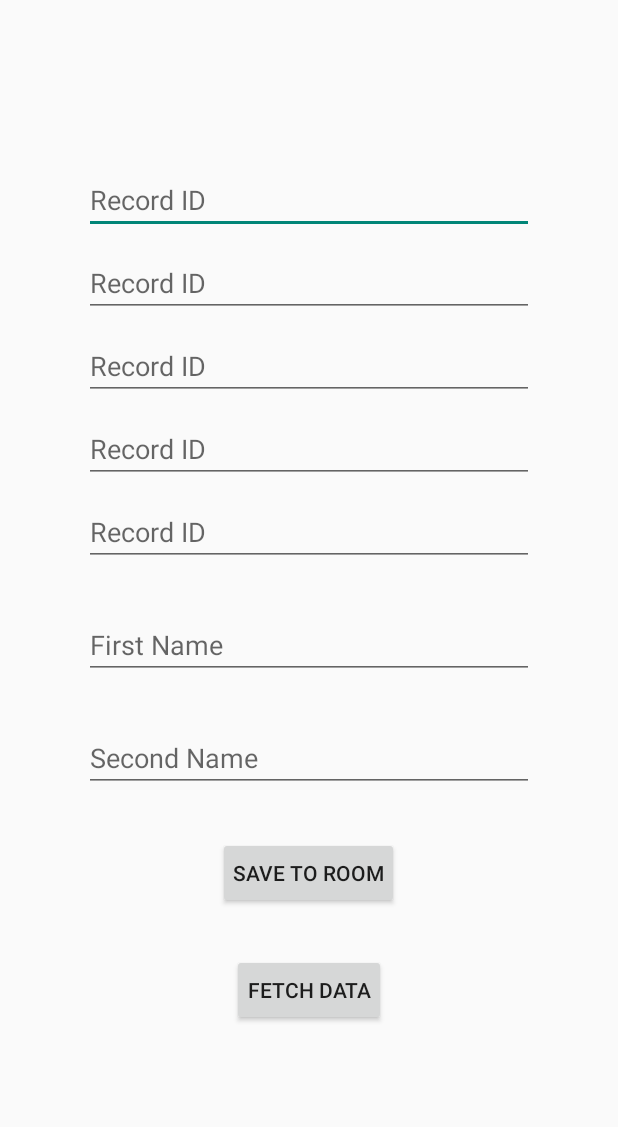
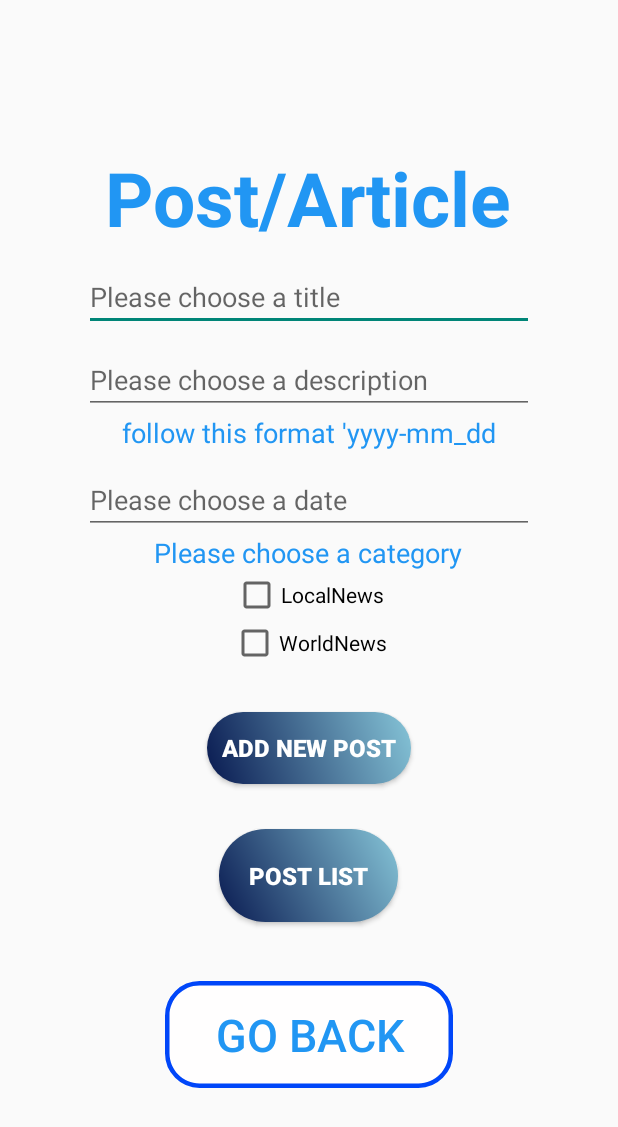
Before and after one commit to Ahmedbenabdallah29435/AndroidProjetRealEstate, an Android app: the test screen opened directly, with no data from a screen before it, on a phone screen of 412 x 824 dp. Shown: the top 1127 px of the screen. Run offline under Robolectric (Android 15) with nearby library versions, the phone set to English and light mode, and no system bars; our stand-ins replace Room's generated code; 1 statement that could not run was skipped.

Commit message:
update Design Post

```diff
--- a/app/src/main/java/com/example/androidrealestateproject/ServiceChoice.java
+++ b/app/src/main/java/com/example/androidrealestateproject/ServiceChoice.java
@@ -45,7 +45,7 @@ public class ServiceChoice extends AppCompatActivity {
                 startActivity(intent);
             }
         });
-        btnHouseCleaning.setOnClickListener(new View.OnClickListener() {
+        btnGarden.setOnClickListener(new View.OnClickListener() {
             @Override
             public void onClick(View view) {
                 sessionManagement.setServiceChoiceSession(ServiceCategory.RENTAL.toString());
@@ -53,11 +53,11 @@ public class ServiceChoice extends AppCompatActivity {
                 startActivity(intent);
             }
         });
-        btnGarden.setOnClickListener(new View.OnClickListener() {
+        btnHouseCleaning.setOnClickListener(new View.OnClickListener() {
             @Override
             public void onClick(View view) {
                 sessionManagement.setServiceChoiceSession(ServiceCategory.CONSTRUCTOR.toString());
-                Intent intent = new Intent(ServiceChoice.this, ServiceChoice.class);
+                Intent intent = new Intent(ServiceChoice.this, ListPlan.class);
                 startActivity(intent);
             }
         });
--- a/app/src/main/java/com/example/androidrealestateproject/ServiceProviderSignUpPage.java
+++ b/app/src/main/java/com/example/androidrealestateproject/ServiceProviderSignUpPage.java
@@ -51,7 +51,7 @@ public class ServiceProviderSignUpPage extends AppCompatActivity {
                 "10 - 20", "20 - 30", "30 - 40","Other"
         };
         service=findViewById(R.id.service);
-        price=findViewById(R.id.price);
+        price=findViewById(R.id.price1);
         ArrayAdapter<String> adapter = new ArrayAdapter<String>(this,
                 android.R.layout.simple_spinner_item, arraySpinner);
         adapter.setDropDownViewResource(android.R.layout.simple_spinner_dropdown_item);
--- a/app/src/main/java/com/example/androidrealestateproject/dao/PostDao.java
+++ b/app/src/main/java/com/example/androidrealestateproject/dao/PostDao.java
@@ -18,7 +18,8 @@ public interface PostDao {
 
     @Query("SELECT EXISTS(SELECT * FROM Post WHERE postid = :postId)")
     Boolean is_exist(int postId);
-
+    @Query("SELECT EXISTS(SELECT * FROM Post WHERE title = :postId)")
+    Boolean is_exist2(String postId);
 
     @Query("SELECT * FROM Post")
     List<Post> getallposts();
--- a/app/src/main/java/com/example/androidrealestateproject/database/TechMasterDataBase.java
+++ b/app/src/main/java/com/example/androidrealestateproject/database/TechMasterDataBase.java
@@ -7,17 +7,19 @@ import androidx.room.Room;
 import androidx.room.RoomDatabase;
 
 import com.example.androidrealestateproject.dao.MeetDAO;
+import com.example.androidrealestateproject.dao.PlanDAO;
 import com.example.androidrealestateproject.dao.PostDao;
 import com.example.androidrealestateproject.dao.ReviewDAO;
 import com.example.androidrealestateproject.dao.UserDAO;
 import com.example.androidrealestateproject.dao.UserServiceProviderDAO;
 import com.example.androidrealestateproject.entity.Meet;
+import com.example.androidrealestateproject.entity.Plan;
 import com.example.androidrealestateproject.entity.Review;
 import com.example.androidrealestateproject.entity.User;
 import com.example.androidrealestateproject.entity.UserServiceProvider;
 import com.example.androidrealestateproject.entity.Post;
 
-@Database(entities = {User.class, UserServiceProvider.class, Review.class, Meet.class ,Post.class},version = 4, exportSchema = false)
+@Database(entities = {User.class, UserServiceProvider.class, Review.class, Meet.class ,Post.class, Plan.class},version = 5, exportSchema = false)
 
 public abstract class TechMasterDataBase extends RoomDatabase {
     public abstract UserDAO userDAO();
@@ -26,6 +28,7 @@ public abstract class TechMasterDataBase extends RoomDatabase {
     public abstract PostDao postDAO();
     public abstract ReviewDAO reviewDAO();
     public abstract UserServiceProviderDAO userServiceProviderDAO();
+    public abstract PlanDAO planDAO();
     private static final String dbName="TechMaster";
     private static TechMasterDataBase techMasterDataBase;
     public static synchronized TechMasterDataBase getRightCleanerDataBase(Context context){
@@ -39,4 +42,5 @@ public abstract class TechMasterDataBase extends RoomDatabase {
         }
         return techMasterDataBase;
     }
+
 }
--- a/app/src/main/java/com/example/androidrealestateproject/test.java
+++ b/app/src/main/java/com/example/androidrealestateproject/test.java
@@ -2,8 +2,11 @@ package com.example.androidrealestateproject;
 
 import android.content.Intent;
 import android.os.Bundle;
+import android.text.TextUtils;
+import android.util.Log;
 import android.view.View;
 import android.widget.Button;
+import android.widget.CheckBox;
 import android.widget.EditText;
 import android.widget.TextView;
 
@@ -17,13 +20,16 @@ import com.example.androidrealestateproject.entity.Post;
 
 import java.time.LocalDate;
 import java.time.format.DateTimeFormatter;
+import java.time.format.DateTimeParseException;
 
 
 public class test extends AppCompatActivity
 {
-   EditText t1,t2,t3,t4,t5,t6,t;
+   EditText t1,t4,t5;
+   CheckBox t6 , t88;
    TextView lbl;
-   Button b1,b2;
+
+   Button b1,b2,b17;
     TechMasterDataBase app;
     @Override
     protected void onCreate(Bundle savedInstanceState) {
@@ -33,46 +39,65 @@ public class test extends AppCompatActivity
         setContentView(R.layout.test1);
 
         t1=findViewById(R.id.t1);
-        t2=findViewById(R.id.t2);
-        t3=findViewById(R.id.t3);
+
         t4=findViewById(R.id.t4);
         t5=findViewById(R.id.t5);
         t6=findViewById(R.id.t6);
-        t=findViewById(R.id.t);
-
+t88=findViewById(R.id.t88);
         b1=findViewById(R.id.b1);
         b2=findViewById(R.id.b2);
         lbl=findViewById(R.id.lbl);
-
+        b17=findViewById(R.id.b17);
          b1.setOnClickListener(new View.OnClickListener() {
              @Override
              public void onClick(View view) {
-                 String dateString = t5.getText().toString();
-                 DateTimeFormatter formatter = DateTimeFormatter.ofPattern("yyyy-MM-dd");
-                 LocalDate localDate = LocalDate.parse(dateString, formatter);
-                 // Assuming t6.getText().toString() contains a valid Category name
-                 String categoryString = t6.getText().toString();
-                 Category category = Category.valueOf(categoryString);
-                 //..
+                 // Récupérer les valeurs des champs
+                 String title = t1.getText().toString().trim();
+                 String dateString = t5.getText().toString().trim();
+                 String description = t4.getText().toString().trim();
+
+                 // Vérifier si les champs obligatoires sont vides
+                 if (TextUtils.isEmpty(title) || TextUtils.isEmpty(dateString) || TextUtils.isEmpty(description)) {
+                     // Afficher un message d'erreur ou effectuer une action appropriée
+                     lbl.setText("Veuillez remplir tous les champs obligatoires.");
+                     return;
+                 }
+
+                 // Continuer avec le reste du code si les champs obligatoires sont remplis
+
+                 // Vérifier si la date est au bon format
+                 try {
+                     DateTimeFormatter formatter = DateTimeFormatter.ofPattern("yyyy-MM-dd");
+                     LocalDate localDate = LocalDate.parse(dateString, formatter);
+                 } catch (DateTimeParseException e) {
+                     lbl.setText("Format de date incorrect. Utilisez le format yyyy-MM-dd.");
+                     return;
+                 }
+
+                 // Vérifier si le titre existe déjà dans la base de données
                  TechMasterDataBase db = Room.databaseBuilder(getApplicationContext(),
                          TechMasterDataBase.class, "TechMaster").allowMainThreadQueries().build();
                  PostDao postDao = db.postDAO();
-                 Boolean check=postDao.is_exist(Integer.parseInt(t1.getText().toString()));
-                 if(check==false) {
-                     postDao.insertrecord(new Post(t4.getText().toString(), localDate ,category,t1.getText().toString()));
+                 Boolean check = postDao.is_exist2(title);
+                 if (!check) {
+                     // Insérer le nouveau poste dans la base de données
+                     CheckBox selectedCheckBox = t6.isChecked() ? t6 : t88;
+                     String categoryString = selectedCheckBox.getText().toString();
+                     Category category = Category.valueOf(categoryString);
+                     DateTimeFormatter formatter = DateTimeFormatter.ofPattern("yyyy-MM-dd");
+                     LocalDate localDate = LocalDate.parse(dateString, formatter);
+                     postDao.insertrecord(new Post(title, localDate, category, description));
                      t1.setText("");
-                     t2.setText("");
-                     t3.setText("");
-                     lbl.setText("Inserted Successfully");
+                     lbl.setText("Inséré avec succès");
+                 } else {
+                     t1.setText("");
+                     lbl.setText("L'enregistrement existe déjà");
                  }
-                 else
-                 {
-                     t1.setText("");
-                     t2.setText("");
-                     t3.setText("");
-                     lbl.setText("Record is existing");
-                 }
+
+
+
              }
+
          });
 
          b2.setOnClickListener(new View.OnClickListener() {
@@ -82,6 +107,14 @@ public class test extends AppCompatActivity
              }
          });
 
+            b17.setOnClickListener(new View.OnClickListener() {
+                @Override
+                public void onClick(View view) {
+                    startActivity(new Intent(getApplicationContext(), ServiceChoice.class));
+                }
+            });
+
+
     }
 
 
--- /dev/null
+++ b/app/src/main/res/drawable/button_background.xml
@@ -0,0 +1,10 @@
+<?xml version="1.0" encoding="utf-8"?>
+<shape xmlns:android="http://schemas.android.com/apk/res/android"
+    android:shape="rectangle">
+    <corners android:radius="40dp" />
+    <gradient
+        android:angle="45"
+        android:endColor="#86C5D8"
+        android:startColor="#081950" />
+
+</shape>
--- a/app/src/main/res/layout/activity_service_provider_sign_up_page.xml
+++ b/app/src/main/res/layout/activity_service_provider_sign_up_page.xml
@@ -81,7 +81,7 @@
       app:layout_constraintTop_toBottomOf="@+id/emailService" />
 
   <Spinner
-      android:id="@+id/price"
+      android:id="@+id/price1"
       android:layout_width="211dp"
       android:layout_height="50dp"
       android:layout_marginTop="36dp"
--- a/app/src/main/res/layout/test1.xml
+++ b/app/src/main/res/layout/test1.xml
@@ -5,73 +5,101 @@
     android:layout_width="match_parent"
     android:layout_height="match_parent"
     android:orientation="vertical"
+
+
     android:gravity="center"
+
     tools:context=".test">
 
+    <TextView
+        android:id="@+id/textView13"
+        android:layout_width="wrap_content"
+        android:layout_height="wrap_content"
+        android:text="Post/Article"
+        android:textAlignment="center"
+        android:textColor="#2196F3"
+        android:textSize="50sp"
+        android:textStyle="bold" />
     <EditText
         android:layout_width="300dp"
         android:layout_height="wrap_content"
         android:layout_marginTop="10dp"
+
         android:id="@+id/t1"
-        android:hint="Record ID"/>
+        android:hint="Please choose a title"/>
 
     <EditText
         android:id="@+id/t4"
         android:layout_width="300dp"
         android:layout_height="wrap_content"
         android:layout_marginTop="10dp"
-        android:hint="Record ID" />
+        android:ems="10"
+        android:gravity="start|top"
+        android:inputType="textMultiLine"
+        android:hint="Please choose a description" />
+    <TextView
+        android:id="@+id/t5554"
+        android:layout_width="wrap_content"
+        android:layout_height="wrap_content"
+        android:text="follow this format 'yyyy-mm_dd"
 
+
+        android:textAlignment="center"
+        android:textColor="#2196F3"
+        android:textSize="18sp"
+        />
     <EditText
         android:id="@+id/t5"
         android:layout_width="300dp"
         android:layout_height="wrap_content"
         android:layout_marginTop="10dp"
-        android:hint="Record ID" />
+        android:hint="Please choose a date" />
+    <TextView
+        android:id="@+id/t555"
+        android:layout_width="wrap_content"
+        android:layout_height="wrap_content"
+        android:text="Please choose a category"
+        android:textAlignment="center"
+        android:textColor="#2196F3"
+        android:textSize="18sp"
+         />
+    <CheckBox
+        android:id="@+id/t6"
+        android:layout_width="wrap_content"
+        android:layout_height="wrap_content"
+        android:text="LocalNews" />
 
-    <EditText
-        android:id="@+id/t6"
-        android:layout_width="300dp"
+    <CheckBox
+        android:id="@+id/t88"
+        android:layout_width="wrap_content"
         android:layout_height="wrap_content"
-        android:layout_marginTop="10dp"
-        android:hint="Record ID" />
+        android:text="WorldNews" />
 
-    <EditText
-        android:id="@+id/t"
-        android:layout_width="300dp"
-        android:layout_height="wrap_content"
-        android:layout_marginTop="10dp"
-        android:hint="Record ID" />
 
-    <EditText
-        android:layout_width="300dp"
-        android:layout_height="wrap_content"
-        android:id="@+id/t2"
-        android:layout_marginTop="30dp"
-        android:hint="First Name"/>
-
-    <EditText
-        android:layout_width="300dp"
-        android:layout_height="wrap_content"
-        android:id="@+id/t3"
-        android:layout_marginTop="30dp"
-        android:hint="Second Name"/>
 
     <Button
+        android:id="@+id/b1"
         android:layout_width="wrap_content"
         android:layout_height="wrap_content"
-        android:text="Save to Room"
-        android:id="@+id/b1"
+        android:layout_marginTop="30dp"
+        android:background="@drawable/button_background"
         android:padding="10dp"
-        android:layout_marginTop="30dp"/>
+        android:text="Add new post"
+        android:textColor="#FFFFFF"
+        android:textSize="16sp"
+        android:textStyle="bold" />
 
     <Button
+        android:id="@+id/b2"
         android:layout_width="wrap_content"
         android:layout_height="wrap_content"
-        android:text="Fetch Data"
-        android:id="@+id/b2"
-        android:padding="10dp"
-        android:layout_marginTop="30dp"/>
+        android:layout_marginTop="30dp"
+        android:background="@drawable/button_background"
+        android:padding="20dp"
+        android:text="POST LIST"
+        android:textColor="#FFFFFF"
+        android:textSize="16sp"
+        android:textStyle="bold" />
 
     <TextView
         android:layout_width="wrap_content"
@@ -80,5 +108,20 @@
         android:layout_marginTop="20dp"
         android:text=""/>
 
+    <Button
+        android:id="@+id/b17"
+        android:layout_width="wrap_content"
+        android:layout_height="wrap_content"
+        android:background="@drawable/victore_button"
+
+        android:text="Go Back"
+        android:textAlignment="center"
+        android:textColor="#2196F3"
+        android:textSize="30sp"
+         />
+
+
+
+
 
 </androidx.appcompat.widget.LinearLayoutCompat>
--- a/app/src/main/res/menu/app_menu.xml
+++ b/app/src/main/res/menu/app_menu.xml
@@ -6,10 +6,7 @@
     <item android:id="@+id/profileP"
         android:title="Profile"
         />
-    <item
-        android:id="@+id/meeting"
-        android:title="Meeting"
-        />
+
     <item android:id="@+id/logOut"
         android:title="Log Out"
         />
--- a/app/src/main/res/values/themes.xml
+++ b/app/src/main/res/values/themes.xml
@@ -13,4 +13,5 @@
         <item name="android:statusBarColor">?attr/colorPrimaryVariant</item>
         <!-- Customize your theme here. -->
     </style>
+
 </resources>
```
Also changed, not shown: app/src/main/AndroidManifest.xml (+12 -0 lines), app/src/main/java/com/example/androidrealestateproject/ProfilePage.java (+51 -78 lines), app/src/main/java/com/example/androidrealestateproject/fetchdata.java (+23 -8 lines), app/src/main/java/com/example/androidrealestateproject/updatedata.java (+8 -3 lines), app/src/main/res/layout/activity_fetchdata.xml (+26 -4 lines), app/src/main/res/layout/activity_profile_page.xml (+1 -11 lines), app/src/main/res/layout/activity_updatedata.xml (+36 -1 lines), app/src/main/res/layout/singlerowdesign.xml (+9 -9 lines).
